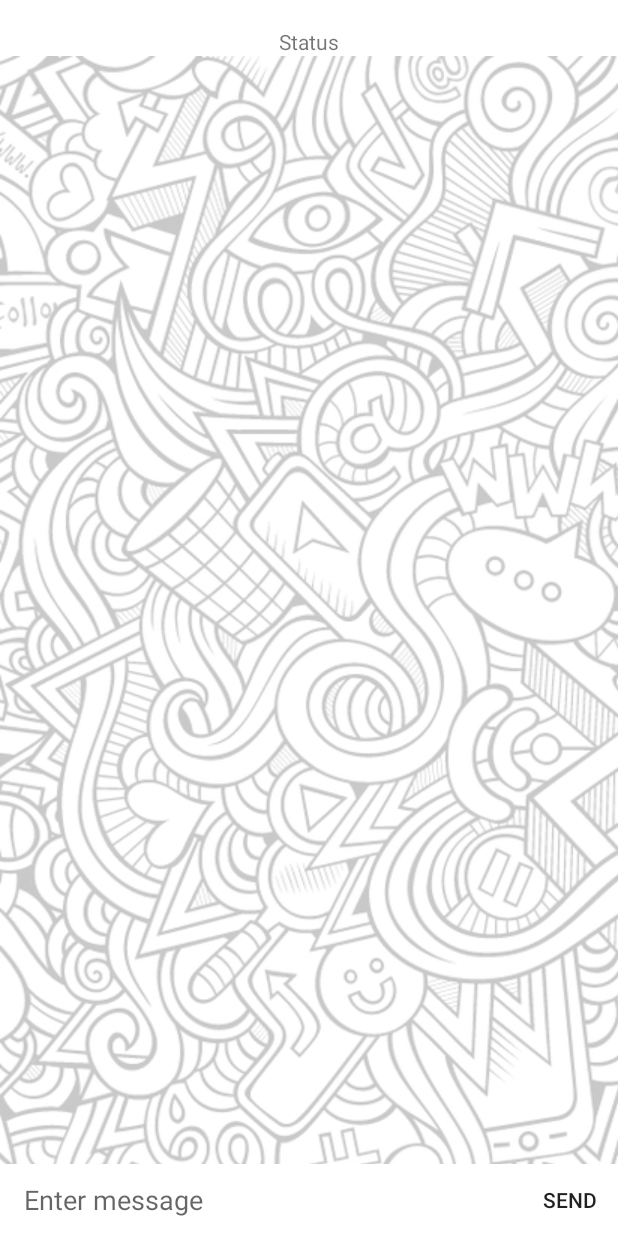
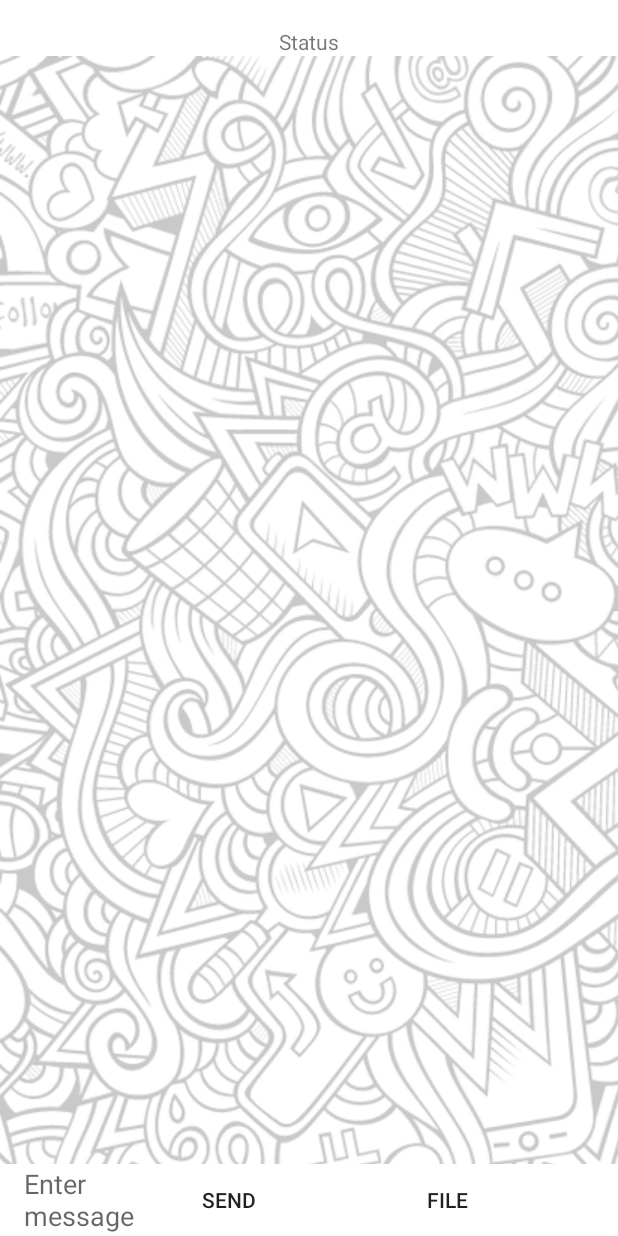
Before and after one commit to appledora/P2P-chat-socket-implementation-on-android, an Android app: the chatClient screen opened directly, with no data from a screen before it, on a phone screen of 412 x 824 dp. Run offline under Robolectric (Android 15) with nearby library versions, the light colour scheme and no system bars.

Commit message:
ui mismatch

```diff
--- a/app/build.gradle
+++ b/app/build.gradle
@@ -19,6 +19,8 @@ android {
     compileOptions {
         sourceCompatibility = 1.8
         targetCompatibility = 1.8
+        sourceCompatibility JavaVersion.VERSION_1_8
+        targetCompatibility JavaVersion.VERSION_1_8
     }
 }
 
--- a/app/src/main/java/com/tgc/researchchat/chatClient.java
+++ b/app/src/main/java/com/tgc/researchchat/chatClient.java
@@ -2,6 +2,7 @@ package com.tgc.researchchat;
 
 import android.annotation.SuppressLint;
 import android.app.Activity;
+import android.content.Intent;
 import android.os.AsyncTask;
 import android.os.Bundle;
 import android.os.Handler;
@@ -19,7 +20,7 @@ import java.util.ArrayList;
 
 public class chatClient extends Activity {
     EditText smessage;
-    Button sent;
+    Button sent, bfile;
     String serverIpAddress = "";
     int myport;
     int sendPort;
@@ -30,6 +31,7 @@ public class chatClient extends Activity {
     public static ChatAdapter mAdapter;
     ListView message_List;
     ArrayList<Message> messageArray;
+    Intent intent;
 
     @SuppressLint("CutPasteId")
     @Override
@@ -43,6 +45,7 @@ public class chatClient extends Activity {
         message_List.setAdapter(mAdapter);
 
         sent = findViewById(R.id.button_chatbox_send);
+        bfile = findViewById(R.id.button_send_file);
 
         Bundle bundle = getIntent().getExtras();
         if (bundle != null) {
@@ -57,6 +60,8 @@ public class chatClient extends Activity {
             chatServer s = new chatServer(mAdapter, message_List, messageArray, myport);
             s.start();
         }
+
+
         sent.setOnClickListener(v -> {
             if (!smessage.getText().toString().isEmpty()) {
                 User user = new User();
@@ -65,6 +70,13 @@ public class chatClient extends Activity {
                 Toast toast = Toast.makeText(getApplicationContext(), "Please write something", Toast.LENGTH_SHORT);
                 toast.show();
             }
+        });
+
+        bfile.setOnClickListener(view -> {
+            intent = new Intent(Intent.ACTION_GET_CONTENT);
+            intent.addCategory(Intent.CATEGORY_DEFAULT);
+            intent.setType("*/*");
+            startActivityForResult(intent, 7);
         });
 
 
@@ -105,6 +117,25 @@ public class chatClient extends Activity {
 
 
     }
+    @Override
+    protected void onActivityResult(int requestCode, int resultCode, Intent data) {
+        // TODO Auto-generated method stub
 
+        switch(requestCode){
+
+            case 7:
+
+                if(resultCode==RESULT_OK){
+
+                    String PathHolder = data.getData().getPath();
+
+                    Toast.makeText(chatClient.this, PathHolder , Toast.LENGTH_LONG).show();
+                    Log.i(TAG,"FilePath => "+PathHolder);
+
+                }
+                break;
+
+        }
+    }
 
 }
--- a/app/src/main/res/layout/activity_chatbox.xml
+++ b/app/src/main/res/layout/activity_chatbox.xml
@@ -65,6 +65,18 @@
             android:gravity="center"
             android:layout_gravity="bottom" />
 
+        <Button
+            android:id="@+id/button_send_file"
+            android:layout_width="138dp"
+            android:layout_height="48dp"
+            android:layout_gravity="bottom"
+            android:layout_weight="1"
+            android:background="?attr/selectableItemBackground"
+            android:clickable="true"
+            android:gravity="center"
+            android:text="FILE"
+            android:textSize="14dp" />
+
     </LinearLayout>
 
 </androidx.constraintlayout.widget.ConstraintLayout>
```
